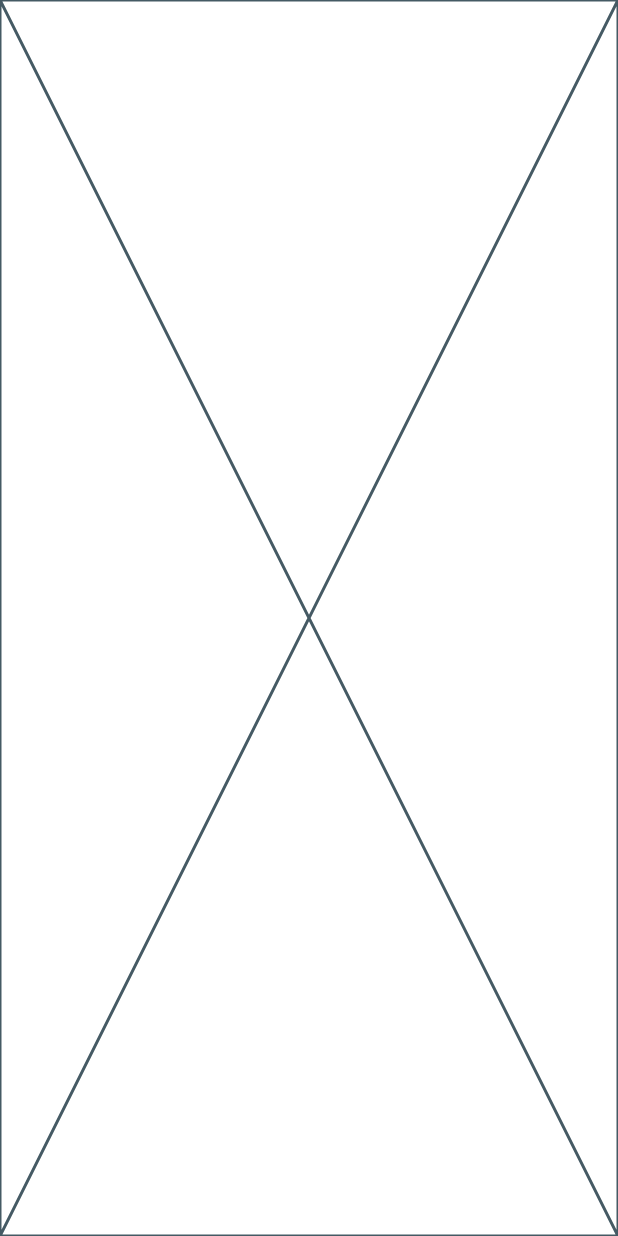
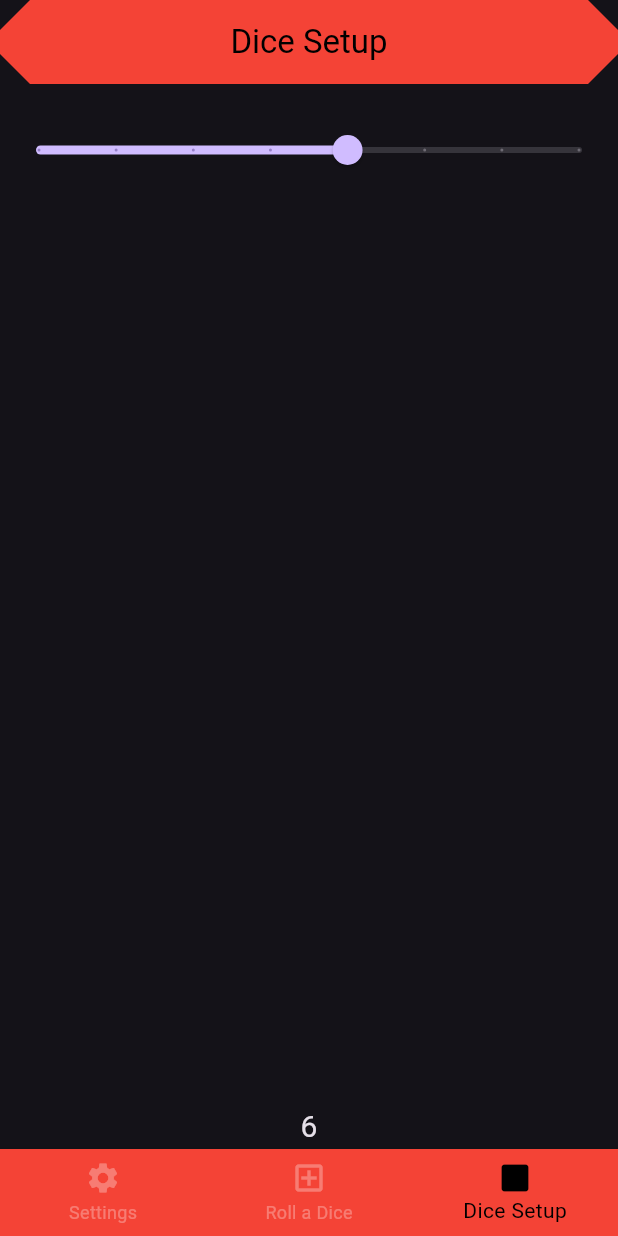
Before and after one commit to benboi8/Dice-Roller, a Flutter app: the screen it shows after launch, item 3 of the bottom bar chosen, on a phone screen of 412 x 824 dp. Run offline on Flutter 3.47's test engine with Material 2 defaults, Android fonts, the light colour scheme and no system bars; our stand-ins replace shared_preferences.

Commit message:
Added history.dart to show the history of each roll Moved page indexing to page_manager.dart added blue theme fixed loading preferences updated setup.dart

```diff
--- a/lib/accents.dart
+++ b/lib/accents.dart
@@ -1,3 +1,4 @@
+import 'package:dice_roller/page_manager.dart';
 import 'package:dice_roller/settings.dart';
 import 'package:flutter/material.dart';
 
@@ -25,12 +26,11 @@ class _AccentsPageState extends State<AccentsPage> {
   Widget build(BuildContext context) {
     return WillPopScope(
       onWillPop: () async {
-        Settings.popPageIndex();
+        PageManager.popPageIndex();
         return true;
       },
       child: Scaffold(
-        appBar: appBar(StringConsts.diceTheme.title),
-        bottomNavigationBar: bottomBar(context),
+        appBar: AppBar(title: Text(StringConsts.accents.title)),
         body: ListView.builder(
               itemCount: Settings.accents.length * 2,
               itemBuilder: (context, index) {
--- a/lib/dice.dart
+++ b/lib/dice.dart
@@ -8,12 +8,18 @@ class Dice {
   static final List<Dice> _dices = [];
 
   late int number;
+  late DateTime _timeRolled;
   int sides = 6;
+
+  String get time => "${_timeRolled.hour % 12}:${_timeRolled.minute} ${_timeRolled.hour <= 12 ? 'AM' : 'PM'}";
 
   Dice(this.sides) {
     number = Random(DateTime.now().millisecondsSinceEpoch).nextInt(sides) + 1;
+    _timeRolled = DateTime.now();
     _dices.add(this);
   }
+
+  static Dice getHistory(int index) => _dices[length - index - 1];
 
   static Dice getIndex(int index) {
     return _dices.elementAt(length - 1 - index);
@@ -25,12 +31,16 @@ class Dice {
 
   static int get length => _dices.length;
 
-  static Widget getFace(Dice dice) {
-    DiceFacePaint paint = DiceFacePaint(dice);
+  Widget getFace() {
+    DiceFacePaint paint = DiceFacePaint(this);
     if (paint.canPaint()) {
-      return CustomPaint(
-          size: Size(DiceStyler.width, DiceStyler.height),
-          painter: paint
+      return SizedBox(
+        width: DiceStyler.width,
+        height: DiceStyler.height,
+        child: CustomPaint(
+            size: Size(DiceStyler.width, DiceStyler.height),
+            painter: paint
+        ),
       );
     } else {
       return SizedBox(
--- /dev/null
+++ b/lib/page_manager.dart
@@ -0,0 +1,18 @@
+class PageManager {
+  static int settingsPage = 0;
+  static int rollerPage = 1;
+  static int setupPage = 2;
+  static int pageIndex = rollerPage;
+
+  static final List<int> _pageHistory = [];
+
+  static void pushPageIndex(int pageIndex) {
+    _pageHistory.add(pageIndex);
+  }
+
+  static void popPageIndex() {
+    if (_pageHistory.isNotEmpty) {
+      pageIndex = _pageHistory.removeLast();
+    }
+  }
+}
--- a/lib/preference_manager.dart
+++ b/lib/preference_manager.dart
@@ -6,10 +6,15 @@ class PreferenceManager {
 
   static String darkMode = "darkMode";
   static String selectedAccent = "selectedAccent";
-  static String flipScreen = "flipScreen";
+  static String addSecondButton = "addSecondButton";
 
   static void getInstance() async {
-    prefs ??= await SharedPreferences.getInstance().then((value) {Settings.getSettings(); return null;});
+    prefs ??= await SharedPreferences.getInstance().then((value) {
+      Future.delayed(const Duration(milliseconds: 5), () {
+        Settings.getSettings();
+      });
+      return value;
+    });
   }
 
   static void writeString(String key, String msg) {
@@ -17,23 +22,24 @@ class PreferenceManager {
   }
 
   static String? getString(String key) {
-    return prefs?.getString(key);
+    var value = prefs?.getString(key);
+    print("$key $value");
+    return value;
   }
 
   static int? getInt(String key) {
-    return prefs?.getInt(key);
-  }
-
-  static void removeString(String key) {
-    prefs?.remove(key);
+    var value = prefs?.getInt(key);
+    print("$key $value");
+    return value;
   }
 
   static bool? getBool(String key) {
-    return prefs?.getBool(key);
+    var value = prefs?.getBool(key);
+    print("$key $value");
+    return value;
   }
 
   static void setBool(String key, bool value) {
-    print("$key $value");
     prefs?.setBool(key, value);
   }
 
--- a/lib/settings.dart
+++ b/lib/settings.dart
@@ -1,3 +1,4 @@
+import 'package:dice_roller/page_manager.dart';
 import 'package:dice_roller/preference_manager.dart';
 import 'package:flutter/material.dart';
 
@@ -6,18 +7,17 @@ import 'main.dart';
 import 'string_consts.dart';
 
 class Settings {
-  static bool flipScreen = false;
+  static bool addSecondButton = false;
 
   static int sides = 6;
   static double minSides = 2;
   static double maxSides = 9;
-  static bool down = true;
-  static int pageIndex = 1;
 
   static Brightness brightness = Brightness.dark;
   static List<AccentColor> accents = [
-    AccentColor("Red", Colors.red, Colors.black, Colors.red.shade700),
-    AccentColor("Pink", Colors.pink, Colors.white, Colors.pink.shade700),
+    AccentColor("Red", Colors.red, Colors.black, const Color.fromARGB(255, 244, 209, 52)),
+    AccentColor("Pink", const Color.fromARGB(225, 221, 149, 153), Colors.white, const Color.fromARGB(255, 221, 200, 151)),
+    AccentColor("Blue", Colors.blue, Colors.white, const Color.fromARGB(255, 74, 32, 243)),
   ];
 
   static int selectedAccent = 0;
@@ -28,29 +28,17 @@ class Settings {
     accentColor = accents[selectedAccent];
   }
 
-  static final List<int> _pageHistory = [];
-
-  static void pushPageIndex(int pageIndex) {
-    _pageHistory.add(pageIndex);
-  }
-
-  static void popPageIndex() {
-    if (_pageHistory.isNotEmpty) {
-      pageIndex = _pageHistory.removeLast();
-    }
-  }
-
   static void getSettings() {
-    brightness = PreferenceManager.getBool(PreferenceManager.darkMode) ?? false ? Brightness.dark : Brightness.light;
-    selectedAccent = PreferenceManager.getInt(PreferenceManager.selectedAccent) ?? 0;
-    flipScreen = PreferenceManager.getBool(PreferenceManager.flipScreen) ?? false;
+    brightness = PreferenceManager.getBool(PreferenceManager.darkMode) ?? true ? Brightness.dark : Brightness.light;
+    setTheme(PreferenceManager.getInt(PreferenceManager.selectedAccent) ?? 0);
+    addSecondButton = PreferenceManager.getBool(PreferenceManager.addSecondButton) ?? false;
 
   }
 
   static void saveSettings() {
     PreferenceManager.setBool(PreferenceManager.darkMode, brightness == Brightness.dark);
     PreferenceManager.setInt(PreferenceManager.selectedAccent, selectedAccent);
-    PreferenceManager.setBool(PreferenceManager.flipScreen, flipScreen);
+    PreferenceManager.setBool(PreferenceManager.addSecondButton, addSecondButton);
   }
 }
 
@@ -64,13 +52,17 @@ class SettingsPage extends StatefulWidget {
 class _SettingsPageState extends State<SettingsPage> {
   @override
   Widget build(BuildContext context) {
+    PageManager.pageIndex = PageManager.settingsPage;
     return WillPopScope(
       onWillPop: () async {
-        Settings.popPageIndex();
+        PageManager.popPageIndex();
         return true;
       },
       child: Scaffold(
-        appBar: appBar(StringConsts.settings.title),
+        appBar: AppBar(
+            title: Text(StringConsts.settings.title),
+            automaticallyImplyLeading: false
+        ),
         bottomNavigationBar: bottomBar(context),
         body: ListView(
           children: [
@@ -99,23 +91,23 @@ class _SettingsPageState extends State<SettingsPage> {
             ),
             Card(
                 child: ListTile(
-              title: Text(StringConsts.settings.flipScreen),
-              subtitle: Text(StringConsts.settings.flipScreenDesc),
+              title: Text(StringConsts.settings.addSecondButton),
+              subtitle: Text(StringConsts.settings.addSecondButtonDesc),
               trailing: Switch(
                 onChanged: (bool? value) {
                   setState(() {
                     if (value ?? true) {
-                      Settings.flipScreen = true;
+                      Settings.addSecondButton = true;
                     } else {
-                      Settings.flipScreen = false;
+                      Settings.addSecondButton = false;
                     }
 
                     Settings.saveSettings();
                   });
                 },
-                value: Settings.flipScreen,
+                value: Settings.addSecondButton,
               ),
-            ))
+            )),
           ],
         ),
       ),
--- a/lib/setup.dart
+++ b/lib/setup.dart
@@ -1,4 +1,9 @@
+import 'package:dice_roller/main.dart';
 import 'package:flutter/material.dart';
+
+import 'page_manager.dart';
+import 'settings.dart';
+import 'string_consts.dart';
 
 class SetupPage extends StatefulWidget {
   const SetupPage({super.key});
@@ -10,6 +15,33 @@ class SetupPage extends StatefulWidget {
 class _SetupPageState extends State<SetupPage> {
   @override
   Widget build(BuildContext context) {
-    return const Placeholder();
+    PageManager.pageIndex = PageManager.setupPage;
+    return WillPopScope(
+      onWillPop: () async {
+        PageManager.popPageIndex();
+        return true;
+      },
+      child: Scaffold(
+        appBar: AppBar(
+          title: Text(StringConsts.setup.title),
+          automaticallyImplyLeading: false,
+        ),
+        bottomNavigationBar: bottomBar(context),
+        body: Column(
+          children: [
+            const SizedBox(height: 20),
+            Slider(
+              onChanged: (value) => setState(() {Settings.sides = value.round();}),
+              value: Settings.sides.roundToDouble(),
+              min: Settings.minSides,
+              max: Settings.maxSides,
+              divisions: (Settings.maxSides - Settings.minSides).round(),
+            ),
+            const Spacer(),
+            Center(child: Text(Settings.sides.toString(), style: const TextStyle(fontSize: 20))),
+          ],
+        ),
+      ),
+    );
   }
 }
--- a/lib/string_consts.dart
+++ b/lib/string_consts.dart
@@ -2,7 +2,8 @@ class StringConsts {
   static RollerStrings roller = RollerStrings();
   static SettingsStrings settings = SettingsStrings();
   static AccentStrings accents = AccentStrings();
-  static SetupStrings diceTheme = SetupStrings();
+  static SetupStrings setup = SetupStrings();
+  static HistoryStrings history = HistoryStrings();
 }
 
 class RollerStrings {
@@ -13,8 +14,8 @@ class RollerStrings {
 class SettingsStrings {
   String get title => "Settings";
   String get darkMode => "Dark Mode";
-  String get flipScreen => "Flip screen after a dice roll";
-  String get flipScreenDesc => "Useful for playing with someone else";
+  String get addSecondButton => "Adds a second roll button.";
+  String get addSecondButtonDesc => "Adds an inverted Button at the top of the screen for a second player.";
 }
 
 class AccentStrings {
@@ -24,3 +25,7 @@ class AccentStrings {
 class SetupStrings {
   String get title => "Dice Setup";
 }
+
+class HistoryStrings {
+  String get title => "Dice History";
+}
--- a/pubspec.yaml
+++ b/pubspec.yaml
@@ -13,6 +13,7 @@ dependencies:
 
   cupertino_icons: ^1.0.2
   shared_preferences: ^2.2.0
+  audioplayers: ^5.1.0
 
 dev_dependencies:
   flutter_test:
```
Also changed, not shown: lib/history.dart (added, +50 -0 lines), lib/main.dart (+14 -18 lines), lib/roller.dart (+44 -28 lines), pubspec.lock.
